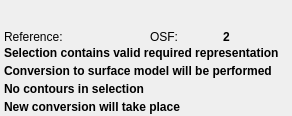
The window that Contours/Widgets/Resources/UI/qMRMLContourSelectorWidget.ui (nagyistge/slicerrt) describes before a commit, drawn with Qt 5.
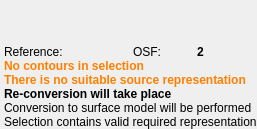
The same window after the commit. Custom widgets are drawn as their Qt base class.

Commit message: Re #278: Added grouping option to ContourSelectorWidget. When there are multiple contours to define, then more instances of this widget can be added and then grouped. The bottom one should be the master, the others slaves. The slaves display critical messages only, and the master has the reference selector and other messages (for all the instances)

```diff
--- a/Contours/Widgets/Resources/UI/qMRMLContourSelectorWidget.ui
+++ b/Contours/Widgets/Resources/UI/qMRMLContourSelectorWidget.ui
@@ -6,8 +6,8 @@
    <rect>
     <x>0</x>
     <y>0</y>
-    <width>292</width>
-    <height>116</height>
+    <width>244</width>
+    <height>129</height>
    </rect>
   </property>
   <property name="windowTitle">
@@ -135,13 +135,107 @@
       </widget>
      </item>
      <item>
-      <widget class="QLabel" name="label_ValidRequiredRepresentation">
-       <property name="minimumSize">
-        <size>
-         <width>0</width>
-         <height>18</height>
-        </size>
+      <widget class="QLabel" name="label_NoContoursInSelection">
+       <property name="palette">
+        <palette>
+         <active>
+          <colorrole role="WindowText">
+           <brush brushstyle="SolidPattern">
+            <color alpha="255">
+             <red>255</red>
+             <green>128</green>
+             <blue>0</blue>
+            </color>
+           </brush>
+          </colorrole>
+         </active>
+         <inactive>
+          <colorrole role="WindowText">
+           <brush brushstyle="SolidPattern">
+            <color alpha="255">
+             <red>255</red>
+             <green>128</green>
+             <blue>0</blue>
+            </color>
+           </brush>
+          </colorrole>
+         </inactive>
+         <disabled>
+          <colorrole role="WindowText">
+           <brush brushstyle="SolidPattern">
+            <color alpha="255">
+             <red>120</red>
+             <green>120</green>
+             <blue>120</blue>
+            </color>
+           </brush>
+          </colorrole>
+         </disabled>
+        </palette>
        </property>
+       <property name="font">
+        <font>
+         <weight>75</weight>
+         <bold>true</bold>
+        </font>
+       </property>
+       <property name="text">
+        <string>No contours in selection</string>
+       </property>
+      </widget>
+     </item>
+     <item>
+      <widget class="QLabel" name="label_NoSource">
+       <property name="palette">
+        <palette>
+         <active>
+          <colorrole role="WindowText">
+           <brush brushstyle="SolidPattern">
+            <color alpha="255">
+             <red>255</red>
+             <green>128</green>
+             <blue>0</blue>
+            </color>
+           </brush>
+          </colorrole>
+         </active>
+         <inactive>
+          <colorrole role="WindowText">
+           <brush brushstyle="SolidPattern">
+            <color alpha="255">
+             <red>255</red>
+             <green>128</green>
+             <blue>0</blue>
+            </color>
+           </brush>
+          </colorrole>
+         </inactive>
+         <disabled>
+          <colorrole role="WindowText">
+           <brush brushstyle="SolidPattern">
+            <color alpha="255">
+             <red>120</red>
+             <green>120</green>
+             <blue>120</blue>
+            </color>
+           </brush>
+          </colorrole>
+         </disabled>
+        </palette>
+       </property>
+       <property name="font">
+        <font>
+         <weight>75</weight>
+         <bold>true</bold>
+        </font>
+       </property>
+       <property name="text">
+        <string>There is no suitable source representation</string>
+       </property>
+      </widget>
+     </item>
+     <item>
+      <widget class="QLabel" name="label_ReConversion">
        <property name="font">
         <font>
          <weight>75</weight>
@@ -152,22 +246,16 @@
         <string>For changing conversion parameters and re-convert, please use the Contours module</string>
        </property>
        <property name="text">
-        <string>Selection contains valid required representation</string>
+        <string>Re-conversion will take place</string>
        </property>
       </widget>
      </item>
      <item>
       <widget class="QLabel" name="label_ClosedSurfaceModelConversion">
-       <property name="minimumSize">
-        <size>
-         <width>0</width>
-         <height>18</height>
-        </size>
-       </property>
        <property name="font">
         <font>
-         <weight>75</weight>
-         <bold>true</bold>
+         <weight>50</weight>
+         <bold>false</bold>
         </font>
        </property>
        <property name="toolTip">
@@ -180,36 +268,11 @@
       </widget>
      </item>
      <item>
-      <widget class="QLabel" name="label_NoContoursInSelection">
-       <property name="minimumSize">
-        <size>
-         <width>0</width>
-         <height>18</height>
-        </size>
-       </property>
+      <widget class="QLabel" name="label_ValidRequiredRepresentation">
        <property name="font">
         <font>
-         <weight>75</weight>
-         <bold>true</bold>
-        </font>
-       </property>
-       <property name="text">
-        <string>No contours in selection</string>
-       </property>
-      </widget>
-     </item>
-     <item>
-      <widget class="QLabel" name="label_NewConversion">
-       <property name="minimumSize">
-        <size>
-         <width>0</width>
-         <height>18</height>
-        </size>
-       </property>
-       <property name="font">
-        <font>
-         <weight>75</weight>
-         <bold>true</bold>
+         <weight>50</weight>
+         <bold>false</bold>
         </font>
        </property>
        <property name="toolTip">
@@ -217,7 +280,7 @@
 indexed labelmap of this selection. New conversion will take place when performing the action.</string>
        </property>
        <property name="text">
-        <string>New conversion will take place</string>
+        <string>Selection contains valid required representation</string>
        </property>
       </widget>
      </item>
```
Left out of the diff: 6 changed lines with no effect on the pictures. The commit also changes 5 other files.
